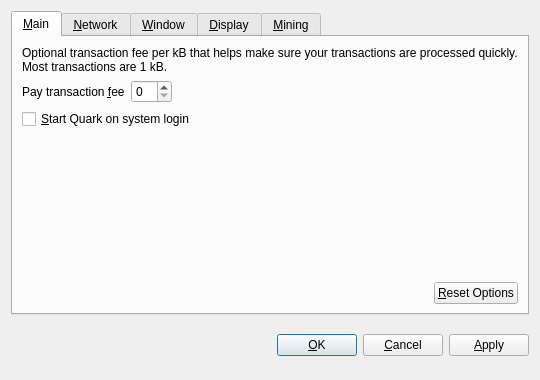
Qt form src/qt/forms/optionsdialog.ui (quark-project/quark) before a commit.
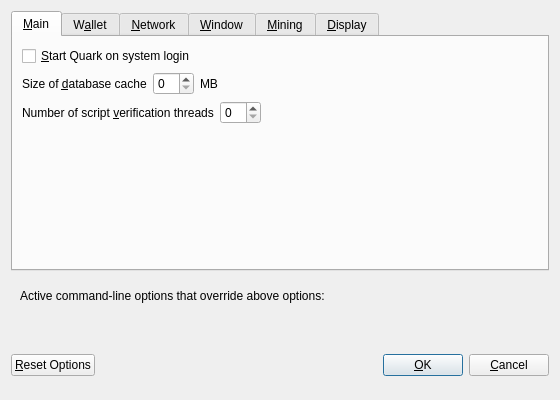
The same form after that commit. Custom widgets are drawn as their Qt base class.

```diff
--- a/src/qt/forms/optionsdialog.ui
+++ b/src/qt/forms/optionsdialog.ui
@@ -6,8 +6,8 @@
    <rect>
     <x>0</x>
     <y>0</y>
-    <width>540</width>
-    <height>380</height>
+    <width>560</width>
+    <height>400</height>
    </rect>
   </property>
   <property name="windowTitle">
@@ -19,9 +19,6 @@
   <layout class="QVBoxLayout" name="verticalLayout">
    <item>
     <widget class="QTabWidget" name="tabWidget">
-     <property name="tabPosition">
-      <enum>QTabWidget::North</enum>
-     </property>
      <property name="currentIndex">
       <number>0</number>
      </property>
@@ -31,6 +28,116 @@
       </attribute>
       <layout class="QVBoxLayout" name="verticalLayout_Main">
        <item>
+        <widget class="QCheckBox" name="bitcoinAtStartup">
+         <property name="toolTip">
+          <string>Automatically start Quark after logging in to the system.</string>
+         </property>
+         <property name="text">
+          <string>&amp;Start Quark on system login</string>
+         </property>
+        </widget>
+       </item>
+       <item>
+        <layout class="QHBoxLayout" name="horizontalLayout_2_Main">
+         <item>
+          <widget class="QLabel" name="databaseCacheLabel">
+           <property name="text">
+            <string>Size of &amp;database cache</string>
+           </property>
+           <property name="textFormat">
+            <enum>Qt::PlainText</enum>
+           </property>
+           <property name="buddy">
+            <cstring>databaseCache</cstring>
+           </property>
+          </widget>
+         </item>
+         <item>
+          <widget class="QSpinBox" name="databaseCache"/>
+         </item>
+         <item>
+          <widget class="QLabel" name="databaseCacheUnitLabel">
+           <property name="text">
+            <string>MB</string>
+           </property>
+           <property name="textFormat">
+            <enum>Qt::PlainText</enum>
+           </property>
+          </widget>
+         </item>
+         <item>
+          <spacer name="horizontalSpacer_2_Main">
+           <property name="orientation">
+            <enum>Qt::Horizontal</enum>
+           </property>
+           <property name="sizeHint" stdset="0">
+            <size>
+             <width>40</width>
+             <height>20</height>
+            </size>
+           </property>
+          </spacer>
+         </item>
+        </layout>
+       </item>
+       <item>
+        <layout class="QHBoxLayout" name="horizontalLayout_3_Main">
+         <item>
+          <widget class="QLabel" name="threadsScriptVerifLabel">
+           <property name="text">
+            <string>Number of script &amp;verification threads</string>
+           </property>
+           <property name="textFormat">
+            <enum>Qt::PlainText</enum>
+           </property>
+           <property name="buddy">
+            <cstring>threadsScriptVerif</cstring>
+           </property>
+          </widget>
+         </item>
+         <item>
+          <widget class="QSpinBox" name="threadsScriptVerif">
+           <property name="toolTip">
+            <string>(0 = auto, &lt;0 = leave that many cores free)</string>
+           </property>
+          </widget>
+         </item>
+         <item>
+          <spacer name="horizontalSpacer_3_Main">
+           <property name="orientation">
+            <enum>Qt::Horizontal</enum>
+           </property>
+           <property name="sizeHint" stdset="0">
+            <size>
+             <width>40</width>
+             <height>20</height>
+            </size>
+           </property>
+          </spacer>
+         </item>
+        </layout>
+       </item>
+       <item>
+        <spacer name="verticalSpacer_Main">
+         <property name="orientation">
+          <enum>Qt::Vertical</enum>
+         </property>
+         <property name="sizeHint" stdset="0">
+          <size>
+           <width>20</width>
+           <height>40</height>
+          </size>
+         </property>
+        </spacer>
+       </item>
+      </layout>
+     </widget>
+     <widget class="QWidget" name="tabWallet">
+      <attribute name="title">
+       <string>W&amp;allet</string>
+      </attribute>
+      <layout class="QVBoxLayout" name="verticalLayout_Wallet">
+       <item>
         <widget class="QLabel" name="transactionFeeInfoLabel">
          <property name="text">
           <string>Optional transaction fee per kB that helps make sure your transactions are processed quickly. Most transactions are 1 kB.</string>
@@ -44,7 +151,7 @@
         </widget>
        </item>
        <item>
-        <layout class="QHBoxLayout" name="horizontalLayout_1_Main">
+        <layout class="QHBoxLayout" name="horizontalLayout_1_Wallet">
          <item>
           <widget class="QLabel" name="transactionFeeLabel">
            <property name="text">
@@ -77,17 +184,7 @@
         </layout>
        </item>
        <item>
-        <widget class="QCheckBox" name="bitcoinAtStartup">
-         <property name="toolTip">
-          <string>Automatically start Quark after logging in to the system.</string>
-         </property>
-         <property name="text">
-          <string>&amp;Start Quark on system login</string>
-         </property>
-        </widget>
-       </item>
-       <item>
-        <spacer name="verticalSpacer_Main">
+        <spacer name="verticalSpacer_Wallet">
          <property name="orientation">
           <enum>Qt::Vertical</enum>
          </property>
@@ -100,34 +197,33 @@
         </spacer>
        </item>
        <item>
-        <layout class="QHBoxLayout" name="horizontalLayout_2_Main">
-         <item>
-          <spacer name="horizontalSpacer_2_Main">
-           <property name="orientation">
-            <enum>Qt::Horizontal</enum>
-           </property>
-           <property name="sizeHint" stdset="0">
-            <size>
-             <width>40</width>
-             <height>20</height>
-            </size>
-           </property>
-          </spacer>
-         </item>
-         <item>
-          <widget class="QPushButton" name="resetButton">
-           <property name="toolTip">
-            <string>Reset all client options to default.</string>
-           </property>
-           <property name="text">
-            <string>&amp;Reset Options</string>
-           </property>
-           <property name="autoDefault">
-            <bool>false</bool>
-           </property>
-          </widget>
-         </item>
-        </layout>
+        <widget class="QGroupBox" name="groupBox">
+         <property name="title">
+          <string>Expert</string>
+         </property>
+         <layout class="QVBoxLayout" name="verticalLayout_2">
+          <item>
+           <widget class="QCheckBox" name="coinControlFeatures">
+            <property name="toolTip">
+             <string>Whether to show coin control features or not.</string>
+            </property>
+            <property name="text">
+             <string>Enable coin &amp;control features</string>
+            </property>
+           </widget>
+          </item>
+          <item>
+           <widget class="QCheckBox" name="spendZeroConfChange">
+            <property name="toolTip">
+             <string>If you disable the spending of unconfirmed change, the change from a transaction cannot be used until that transaction has at least one confirmation. This also affects how your balance is computed.</string>
+            </property>
+            <property name="text">
+             <string>&amp;Spend unconfirmed change</string>
+            </property>
+           </widget>
+          </item>
+         </layout>
+        </widget>
        </item>
       </layout>
      </widget>
@@ -303,6 +399,64 @@
       </layout>
      </widget>
      
+     <widget class="QWidget" name="tabMining">
+      <attribute name="title">
+       <string>&amp;Mining</string>
+      </attribute>
+      <layout class="QVBoxLayout" name="verticalLayout_Mining">
+      
+       <item>
+        <widget class="QCheckBox" name="checkboxMiningEnabled">
+         <property name="toolTip">
+          <string>&lt;html&gt;&lt;head/&gt;&lt;body&gt;&lt;p&gt;Whether to enabled Quark mining by default.&lt;/p&gt;&lt;/body&gt;&lt;/html&gt;</string>
+         </property>
+         <property name="text">
+          <string>&amp;Mining enabled</string>
+         </property>
+        </widget>
+       </item>
+       
+       <item>
+        <layout class="QHBoxLayout" name="horizontalLayout_2_Mining">        
+         <item>
+          <widget class="QLabel" name="labelMiningProcLimit">
+           <property name="text">
+            <string>&amp;Mining limit:</string>
+           </property>
+           <property name="textFormat">
+            <enum>Qt::PlainText</enum>
+           </property>
+           <property name="buddy">
+            <cstring>comboMiningProcLimit</cstring>
+           </property>
+          </widget>
+         </item>
+         <item>
+          <widget class="QValueComboBox" name="comboMiningProcLimit">
+           <property name="toolTip">
+            <string>Choose the default mining intensity.</string>
+           </property>
+          </widget>
+         </item>
+        </layout>
+       </item>
+       <item>
+        <spacer name="verticalSpacer_Display">
+         <property name="orientation">
+          <enum>Qt::Vertical</enum>
+         </property>
+         <property name="sizeHint" stdset="0">
+          <size>
+           <width>20</width>
+           <height>40</height>
+          </size>
+         </property>
+        </spacer>
+       </item>
+       
+      </layout>
+     </widget>
+     
      
      <widget class="QWidget" name="tabDisplay">
       <attribute name="title">
@@ -368,41 +522,7 @@
         </widget>
        </item>
        <item>
-        <spacer name="verticalSpacer_Display">
-         <property name="orientation">
-          <enum>Qt::Vertical</enum>
-         </property>
-         <property name="sizeHint" stdset="0">
-          <size>
-           <width>20</width>
-           <height>40</height>
-          </size>
-         </property>
-        </spacer>
-       </item>
-      </layout>
-     </widget>
-
-
-     <widget class="QWidget" name="tabMining">
-      <attribute name="title">
-       <string>&amp;Mining</string>
-      </attribute>
-      <layout class="QVBoxLayout" name="verticalLayout_Mining">
-      
-       <item>
-        <widget class="QCheckBox" name="checkboxMiningEnabled">
-         <property name="toolTip">
-          <string>&lt;html&gt;&lt;head/&gt;&lt;body&gt;&lt;p&gt;Whether to enabled Quark mining by default.&lt;/p&gt;&lt;/body&gt;&lt;/html&gt;</string>
-         </property>
-         <property name="text">
-          <string>&amp;Mining enabled</string>
-         </property>
-        </widget>
-       </item>
-       
-       <item>
-        <layout class="QHBoxLayout" name="horizontalLayout_2_Mining">        
+        <layout class="QHBoxLayout" name="horizontalLayout_3_Display">
          <item>
           <widget class="QLabel" name="labelMiningProcLimit">
            <property name="text">
@@ -441,12 +561,69 @@
        
       </layout>
      </widget>
-
-     
+    </widget>
+   </item>
+   <item>
+    <widget class="QFrame" name="frame">
+     <layout class="QVBoxLayout" name="verticalLayout_Bottom">
+      <item>
+       <layout class="QHBoxLayout" name="horizontalLayout_Bottom">
+        <item>
+         <widget class="QLabel" name="overriddenByCommandLineInfoLabel">
+          <property name="text">
+           <string>Active command-line options that override above options:</string>
+          </property>
+          <property name="textFormat">
+           <enum>Qt::PlainText</enum>
+          </property>
+         </widget>
+        </item>
+        <item>
+         <spacer name="horizontalSpacer_Bottom">
+          <property name="orientation">
+           <enum>Qt::Horizontal</enum>
+          </property>
+          <property name="sizeHint" stdset="0">
+           <size>
+            <width>40</width>
+            <height>20</height>
+           </size>
+          </property>
+         </spacer>
+        </item>
+       </layout>
+      </item>
+      <item>
+       <widget class="QLabel" name="overriddenByCommandLineLabel">
+        <property name="text">
+         <string/>
+        </property>
+        <property name="textFormat">
+         <enum>Qt::PlainText</enum>
+        </property>
+        <property name="wordWrap">
+         <bool>true</bool>
+        </property>
+       </widget>
+      </item>
+     </layout>
     </widget>
    </item>
    <item>
     <layout class="QHBoxLayout" name="horizontalLayout_Buttons">
+     <item>
+      <widget class="QPushButton" name="resetButton">
+       <property name="toolTip">
+        <string>Reset all client options to default.</string>
+       </property>
+       <property name="text">
+        <string>&amp;Reset Options</string>
+       </property>
+       <property name="autoDefault">
+        <bool>false</bool>
+       </property>
+      </widget>
+     </item>
      <item>
       <spacer name="horizontalSpacer_1">
        <property name="orientation">
@@ -462,6 +639,12 @@
      </item>
      <item>
       <widget class="QLabel" name="statusLabel">
+       <property name="minimumSize">
+        <size>
+         <width>200</width>
+         <height>0</height>
+        </size>
+       </property>
        <property name="font">
         <font>
          <weight>75</weight>
@@ -509,16 +692,6 @@
        </property>
       </widget>
      </item>
-     <item>
-      <widget class="QPushButton" name="applyButton">
-       <property name="text">
-        <string>&amp;Apply</string>
-       </property>
-       <property name="autoDefault">
-        <bool>false</bool>
-       </property>
-      </widget>
-     </item>
     </layout>
    </item>
   </layout>
@@ -526,19 +699,20 @@
  <customwidgets>
   <customwidget>
    <class>BitcoinAmountField</class>
-   <extends>QSpinBox</extends>
+   <extends>QLineEdit</extends>
    <header>bitcoinamountfield.h</header>
+   <container>1</container>
+  </customwidget>
+  <customwidget>
+   <class>QValidatedLineEdit</class>
+   <extends>QLineEdit</extends>
+   <header>qvalidatedlineedit.h</header>
   </customwidget>
   <customwidget>
    <class>QValueComboBox</class>
    <extends>QComboBox</extends>
    <header>qvaluecombobox.h</header>
   </customwidget>
-  <customwidget>
-   <class>QValidatedLineEdit</class>
-   <extends>QLineEdit</extends>
-   <header>qvalidatedlineedit.h</header>
-  </customwidget>
  </customwidgets>
  <resources/>
  <connections/>
```
Left out of the diff: 49 changed lines with no effect on the pictures.
